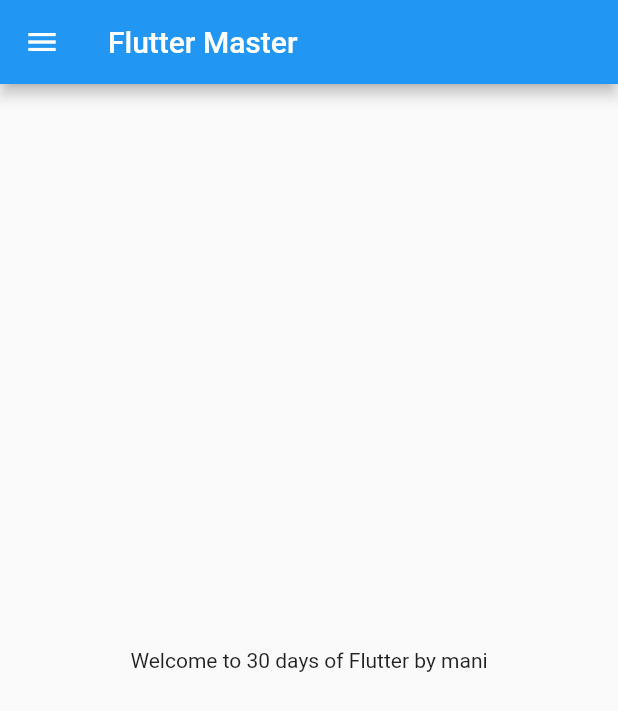
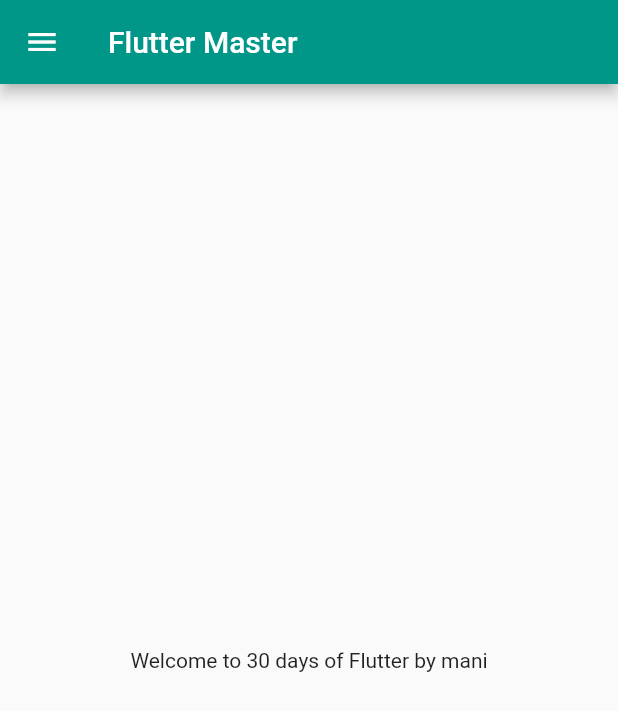
Before and after one commit to bhawnasaroha/flutter_master, a Flutter app: the screen it shows after launch, on a phone screen of 412 x 824 dp. Shown: the top 711 px of the screen. Run offline on Flutter 3.47's test engine with Material 2 defaults, Android fonts, the light colour scheme and no system bars.

Commit message:
learnt about functions, classes, routes, initial route, themes

```diff
--- a/lib/main.dart
+++ b/lib/main.dart
@@ -1,5 +1,6 @@
 import 'package:flutter/material.dart';
-import 'package:flutter_master/home_page.dart';
+import 'pages/home_page.dart';
+import 'pages/login_page.dart';
 
 void main() {
   runApp(const FlutterMaster());
@@ -10,6 +11,22 @@ class FlutterMaster extends StatelessWidget {
 
   @override
   Widget build(BuildContext context) {
-    return const MaterialApp(home: HomePage());
+    return MaterialApp(
+      // home: const HomePage(),
+      themeMode: ThemeMode.light,
+      theme: ThemeData(
+        primarySwatch: Colors.teal,
+      ),
+      darkTheme: ThemeData(
+        primarySwatch: Colors.deepPurple,
+        brightness: Brightness.dark,
+      ),
+      initialRoute: "/home",
+      routes: {
+        "/": (BuildContext context) => const LoginPage(),
+        "/home": (BuildContext context) => const HomePage(),
+        "/login": (BuildContext context) => const LoginPage(),
+      },
+    );
   }
 }
```
Also changed, not shown: lib/pages/login_page.dart (added, +22 -0 lines), lib/pages/home_page.dart (renamed from lib/home_page.dart).
